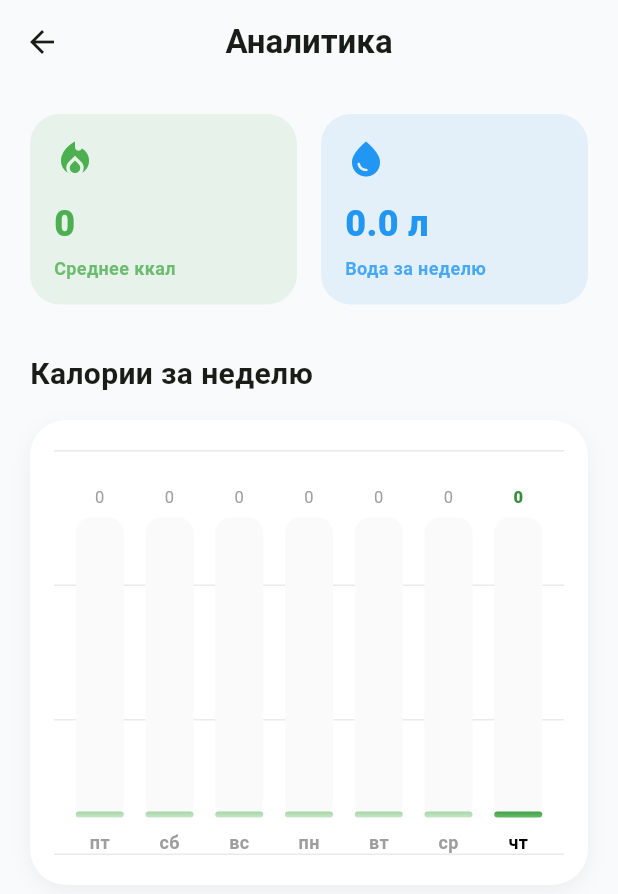
After one commit to m0nk0/my_food, a Flutter app: the AnalyticsScreen screen opened directly, on a phone screen of 412 x 824 dp. The commit adds this screen. Shown: the top 894 px of the screen. Run offline on Flutter 3.47's test engine with Material 3 defaults, Android fonts, the phone set to English and light mode, and no system bars; our stand-ins replace drift, flutter_image_compress, image_picker, shared_preferences; accounts and stored records are empty; generated files the repository leaves out were written again.

Commit message:
feat: added Analytics screen with weekly charts

```diff
--- /dev/null
+++ b/lib/screens/analytics_screen.dart
@@ -0,0 +1,222 @@
+import 'package:flutter/material.dart';
+import 'package:provider/provider.dart';
+import 'package:intl/intl.dart';
+import 'package:drift/drift.dart' as db;
+import '../providers/diary_provider.dart';
+
+class AnalyticsScreen extends StatefulWidget {
+  const AnalyticsScreen({super.key});
+
+  @override
+  State<AnalyticsScreen> createState() => _AnalyticsScreenState();
+}
+
+class _AnalyticsScreenState extends State<AnalyticsScreen> {
+  List<Map<String, dynamic>> _weekData = [];
+  bool _isLoading = true;
+  double _avgCalories = 0;
+  double _totalWater = 0;
+
+  @override
+  void initState() {
+    super.initState();
+    _loadData();
+  }
+
+  Future<void> _loadData() async {
+    final diary = Provider.of<DiaryProvider>(context, listen: false);
+    final now = DateTime.now();
+    final List<Map<String, dynamic>> data = [];
+
+    for (int i = 6; i >= 0; i--) {
+      final date = now.subtract(Duration(days: i));
+      final startOfDay = DateTime(date.year, date.month, date.day);
+      final endOfDay = DateTime(date.year, date.month, date.day, 23, 59, 59);
+
+      final entries = await (diary.db.select(diary.db.diaryEntries)
+            ..where((t) => t.createdAt.isBetweenValues(startOfDay, endOfDay)))
+          .get();
+      final calories = entries.fold(0.0, (sum, item) => sum + item.calories);
+
+      final waterEntries = await (diary.db.select(diary.db.waterEntries)
+            ..where((t) => t.createdAt.isBetweenValues(startOfDay, endOfDay)))
+            .get();
+      final water = waterEntries.fold(0.0, (sum, item) => sum + item.amountMl);
+
+      data.add({
+        'date': date,
+        'calories': calories,
+        'water': water,
+      });
+
+      _totalWater += water;
+    }
+
+    final totalCalories = data.fold(0.0, (sum, item) => sum + (item['calories'] as double));
+    _avgCalories = totalCalories / 7;
+
+    setState(() {
+      _weekData = data;
+      _isLoading = false;
+    });
+  }
+
+  @override
+  Widget build(BuildContext context) {
+    if (_isLoading) {
+      return const Scaffold(body: Center(child: CircularProgressIndicator()));
+    }
+
+    final maxCalories = _weekData.fold(2000.0, (max, item) => (item['calories'] as double) > max ? item['calories'] : max);
+
+    return Scaffold(
+      backgroundColor: const Color(0xFFF9FAFB),
+      appBar: AppBar(
+        title: const Text('Аналитика', style: TextStyle(fontWeight: FontWeight.bold)),
+        backgroundColor: Colors.transparent,
+        elevation: 0,
+        centerTitle: true,
+      ),
+      body: SingleChildScrollView(
+        padding: const EdgeInsets.all(20),
+        child: Column(
+          crossAxisAlignment: CrossAxisAlignment.start,
+          children: [
+            Row(
+              children: [
+                Expanded(
+                  child: _buildStatCard(
+                    title: 'Среднее ккал',
+                    value: _avgCalories.toStringAsFixed(0),
+                    color: Colors.green,
+                    icon: Icons.local_fire_department,
+                  ),
+                ),
+                const SizedBox(width: 16),
+                Expanded(
+                  child: _buildStatCard(
+                    title: 'Вода за неделю',
+                    value: '${(_totalWater / 1000).toStringAsFixed(1)} л',
+                    color: Colors.blue,
+                    icon: Icons.water_drop,
+                  ),
+                ),
+              ],
+            ),
+            const SizedBox(height: 32),
+
+            const Text('Калории за неделю', style: TextStyle(fontSize: 20, fontWeight: FontWeight.bold)),
+            const SizedBox(height: 16),
+            Container(
+              height: 310, // Увеличили высоту, чтобы убрать переполнение
+              padding: const EdgeInsets.fromLTRB(16, 20, 16, 20),
+              decoration: BoxDecoration(
+                color: Colors.white,
+                borderRadius: BorderRadius.circular(24),
+                boxShadow: [
+                  BoxShadow(color: Colors.black.withOpacity(0.05), blurRadius: 10, offset: const Offset(0, 4)),
+                ],
+              ),
+              child: Stack(
+                children: [
+                  // Сетка
+                  Column(
+                    mainAxisAlignment: MainAxisAlignment.spaceBetween,
+                    children: List.generate(4, (index) {
+                      return const Divider(color: Color(0xFFEAEAEA), thickness: 1, height: 1);
+                    }),
+                  ),
+                  // Столбики
+                  Row(
+                    crossAxisAlignment: CrossAxisAlignment.end,
+                    mainAxisAlignment: MainAxisAlignment.spaceEvenly,
+                    children: _weekData.map<Widget>((day) {
+                      final calories = day['calories'] as double;
+                      final date = day['date'] as DateTime;
+                      final isToday = date.day == DateTime.now().day &&
+                                      date.month == DateTime.now().month &&
+                                      date.year == DateTime.now().year;
+
+                      final barHeight = (calories / maxCalories).clamp(0.0, 1.0) * 200;
+
+                      return Column(
+                        mainAxisAlignment: MainAxisAlignment.end,
+                        children: [
+                          Text(
+                            calories.toStringAsFixed(0),
+                            style: TextStyle(
+                              fontSize: 11,
+                              color: isToday ? Colors.green.shade700 : Colors.grey,
+                              fontWeight: isToday ? FontWeight.w900 : FontWeight.normal
+                            ),
+                          ),
+                          const SizedBox(height: 6),
+                          Stack(
+                            alignment: Alignment.bottomCenter,
+                            children: [
+                              Container(
+                                width: 32,
+                                height: 200,
+                                decoration: BoxDecoration(
+                                  color: Colors.grey.shade50,
+                                  borderRadius: BorderRadius.circular(10),
+                                ),
+                              ),
+                              Container(
+                                width: 32,
+                                height: barHeight < 4 ? 4 : barHeight,
+                                decoration: BoxDecoration(
+                                  gradient: LinearGradient(
+                                    begin: Alignment.bottomCenter,
+                                    end: Alignment.topCenter,
+                                    colors: isToday
+                                      ? [Colors.green.shade400, Colors.green.shade600]
+                                      : [Colors.green.shade100, Colors.green.shade200],
+                                  ),
+                                  borderRadius: BorderRadius.circular(10),
+                                ),
+                              ),
+                            ],
+                          ),
+                          const SizedBox(height: 8),
+                          Text(
+                            DateFormat('E', 'ru_RU').format(date),
+                            style: TextStyle(
+                              fontSize: 12,
+                              fontWeight: isToday ? FontWeight.bold : FontWeight.w600,
+                              color: isToday ? Colors.black : Colors.grey
+                            ),
+                          ),
+                        ],
+                      );
+                    }).toList(),
+                  ),
+                ],
+              ),
+            ),
+          ],
+        ),
+      ),
+    );
+  }
+
+  Widget _buildStatCard({required String title, required String value, required Color color, required IconData icon}) {
+    return Container(
+      padding: const EdgeInsets.all(16),
+      decoration: BoxDecoration(
+        color: color.withOpacity(0.1),
+        borderRadius: BorderRadius.circular(20),
+      ),
+      child: Column(
+        crossAxisAlignment: CrossAxisAlignment.start,
+        children: [
+          Icon(icon, color: color, size: 28),
+          const SizedBox(height: 12),
+          Text(value, style: TextStyle(fontSize: 24, fontWeight: FontWeight.w900, color: color)),
+          const SizedBox(height: 4),
+          Text(title, style: TextStyle(fontSize: 12, color: color.withOpacity(0.8), fontWeight: FontWeight.w600)),
+        ],
+      ),
+    );
+  }
+}
--- a/lib/screens/diary_screen.dart
+++ b/lib/screens/diary_screen.dart
@@ -8,6 +8,7 @@ import '../services/calculator_service.dart';
 import '../data/database.dart';
 import 'camera_screen.dart';
 import 'onboarding_screen.dart';
+import 'analytics_screen.dart'; // <--- ДОБАВЛЕН ИМПОРТ
 
 class DiaryScreen extends StatefulWidget {
   const DiaryScreen({super.key});
@@ -21,7 +22,7 @@ class _DiaryScreenState extends State<DiaryScreen> {
   double _proteinGoal = 100.0;
   double _fatGoal = 70.0;
   double _carbsGoal = 250.0;
-  double _waterGoal = 2000.0; // <--- ДОБАВЛЕНО
+  double _waterGoal = 2000.0;
 
   @override
   void initState() {
@@ -34,7 +35,7 @@ class _DiaryScreenState extends State<DiaryScreen> {
     final protein = await CalculatorService.getDailyProtein();
     final fat = await CalculatorService.getDailyFat();
     final carbs = await CalculatorService.getDailyCarbs();
-    final water = await CalculatorService.getWaterGoal(); // <--- ДОБАВЛЕНО
+    final water = await CalculatorService.getWaterGoal();
 
     if (mounted) {
       setState(() {
@@ -42,7 +43,7 @@ class _DiaryScreenState extends State<DiaryScreen> {
         _proteinGoal = protein;
         _fatGoal = fat;
         _carbsGoal = carbs;
-        _waterGoal = water; // <--- ДОБАВЛЕНО
+        _waterGoal = water;
       });
     }
   }
@@ -213,7 +214,7 @@ class _DiaryScreenState extends State<DiaryScreen> {
                                       style: TextStyle(fontSize: 20, fontWeight: FontWeight.bold, color: Colors.blue),
                                     ),
                                     Text(
-                                      '${diary.totalWaterMl.toStringAsFixed(0)} / ${_waterGoal.toStringAsFixed(0)} мл', // <--- ИСПОЛЬЗУЕМ _waterGoal
+                                      '${diary.totalWaterMl.toStringAsFixed(0)} / ${_waterGoal.toStringAsFixed(0)} мл',
                                       style: const TextStyle(fontSize: 16, fontWeight: FontWeight.w600, color: Colors.blue),
                                     ),
                                   ],
@@ -222,7 +223,7 @@ class _DiaryScreenState extends State<DiaryScreen> {
                                 // Капли
                                 Row(
                                   mainAxisAlignment: MainAxisAlignment.spaceEvenly,
-                                  children: List.generate((_waterGoal / 250).ceil(), (index) { // <--- ДИНАМИЧЕСКОЕ КОЛИЧЕСТВО
+                                  children: List.generate((_waterGoal / 250).ceil(), (index) {
                                     final isFilled = (diary.totalWaterMl / 250) > index;
                                     return Flexible(
                                       child: GestureDetector(
@@ -237,7 +238,7 @@ class _DiaryScreenState extends State<DiaryScreen> {
                                           padding: const EdgeInsets.symmetric(horizontal: 2),
                                           child: Icon(
                                             Icons.water_drop,
-                                            size: 24, // Чуть уменьшили, чтобы больше капель влезало
+                                            size: 24,
                                             color: isFilled ? Colors.blue : Colors.blue.shade100,
                                           ),
                                         ),
@@ -444,9 +445,15 @@ class _DiaryScreenState extends State<DiaryScreen> {
           child: Row(
             mainAxisAlignment: MainAxisAlignment.spaceAround,
             children: [
+              // Кнопка Аналитики
               IconButton(
                 icon: const Icon(Icons.book, color: Colors.green, size: 32),
-                onPressed: () {},
+                onPressed: () {
+                  Navigator.push(
+                    context,
+                    MaterialPageRoute(builder: (context) => const AnalyticsScreen()),
+                  );
+                },
               ),
               GestureDetector(
                 onTap: () {
```
